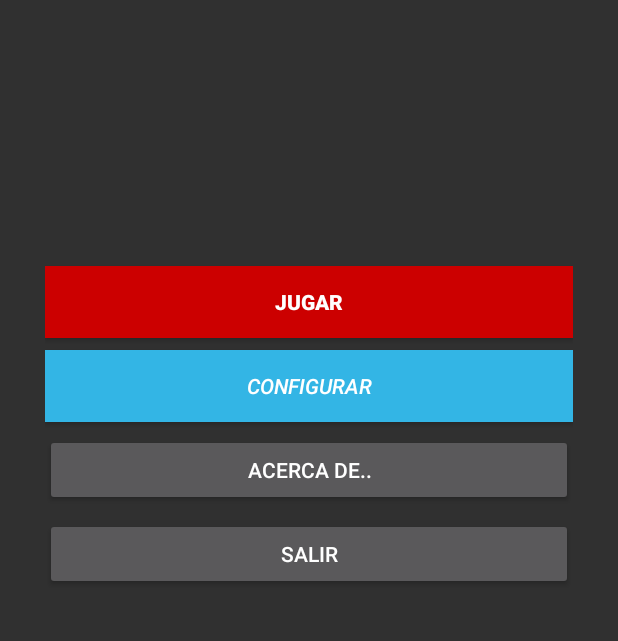
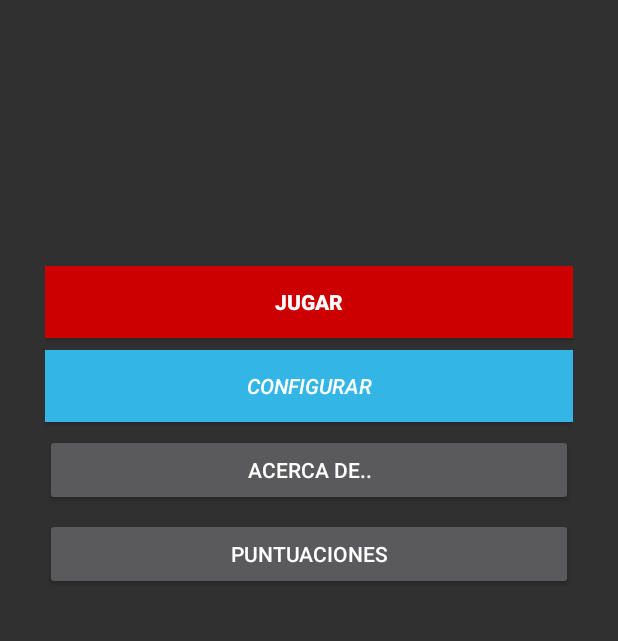
Before and after one commit to FranzBolivia/Asteroides, an Android app: the screen it shows after launch (MainActivity), on a phone screen of 412 x 824 dp, the part 445-1086 px from its top. Run offline under Robolectric (Android 15) with nearby library versions, the phone set to English and light mode, and no system bars.

```diff
--- a/app/build.gradle
+++ b/app/build.gradle
@@ -20,11 +20,12 @@ android {
 }
 
 dependencies {
-    compile fileTree(dir: 'libs', include: ['*.jar'])
+    compile fileTree(include: ['*.jar'], dir: 'libs')
     androidTestCompile('com.android.support.test.espresso:espresso-core:2.2.2', {
         exclude group: 'com.android.support', module: 'support-annotations'
     })
     compile 'com.android.support:appcompat-v7:25.3.1'
     testCompile 'junit:junit:4.12'
     compile 'com.android.support.constraint:constraint-layout:1.0.2'
+    compile 'com.android.support:recyclerview-v7:24.2.1'
 }
--- a/app/src/main/AndroidManifest.xml
+++ b/app/src/main/AndroidManifest.xml
@@ -21,6 +21,10 @@
             android:name=".acercaDeActivity"
             android:label="Acerca de ..."
             android:theme="@android:style/Theme.Dialog" />
+        <activity
+            android:name=".Puntuaciones"
+            android:label="Puntuaciones ..."
+            android:theme="@style/Theme.AppCompat" />
 
         <activity
             android:name=".PreferenciasActivity"
--- /dev/null
+++ b/app/src/main/java/com/fva/asteroides/AlmacenPuntuaciones.java
@@ -0,0 +1,12 @@
+package com.fva.asteroides;
+
+import java.util.Vector;
+
+/**
+ * Created by DTIC-Dir on 19/10/2017.
+ */
+
+public interface AlmacenPuntuaciones {
+    public void guardarPuntuacion(int puntos,String nombre,long fecha);
+    public Vector<String> listaPuntuaciones(int cantidad);
+}
--- /dev/null
+++ b/app/src/main/java/com/fva/asteroides/AlmacenPuntuacionesArray.java
@@ -0,0 +1,23 @@
+package com.fva.asteroides;
+
+import java.util.Vector;
+
+/**
+ * Created by DTIC-Dir on 19/10/2017.
+ */
+
+public class AlmacenPuntuacionesArray implements AlmacenPuntuaciones{
+    private Vector<String> puntuaciones;
+    public AlmacenPuntuacionesArray() {
+        puntuaciones = new Vector<String>();
+        puntuaciones.add("123000 Pepito Domingez");
+        puntuaciones.add("111000 Pedro Martinez");
+        puntuaciones.add("011000 Paco Pérez");
+    }
+    @Override public void guardarPuntuacion(int puntos, String nombre, long fecha) {
+        puntuaciones.add(0, puntos + " " + nombre);
+    }
+    @Override public Vector<String> listaPuntuaciones(int cantidad) {
+        return puntuaciones;
+    }
+}
--- a/app/src/main/res/layout/activity_main.xml
+++ b/app/src/main/res/layout/activity_main.xml
@@ -63,7 +63,7 @@
         android:layout_height="wrap_content"
         android:layout_marginBottom="104dp"
 
-        android:text="@string/app_botonsalir"
+        android:text="Puntuaciones"
         app:layout_constraintBottom_toBottomOf="parent" />
 
 </android.support.constraint.ConstraintLayout>
--- /dev/null
+++ b/app/src/main/res/layout/puntuaciones.xml
@@ -0,0 +1,6 @@
+<android.support.v7.widget.RecyclerView xmlns:android="http://schemas.android.com/apk/res/android"
+    android:id="@+id/recycler_view"
+    android:layout_width="match_parent"
+    android:layout_height="match_parent"
+    android:layout_marginLeft="10dp"
+    android:layout_marginRight="10dp" />
```
Also changed, not shown: app/src/main/java/com/fva/asteroides/MainActivity.java (+8 -1 lines), app/src/main/java/com/fva/asteroides/MiAdaptador.java (added, +64 -0 lines), app/src/main/java/com/fva/asteroides/Puntuaciones.java (added, +27 -0 lines), app/src/main/res/layout/elemento_lista.xml (added, +33 -0 lines), app/src/main/res/drawable/asteroid.png (added).
